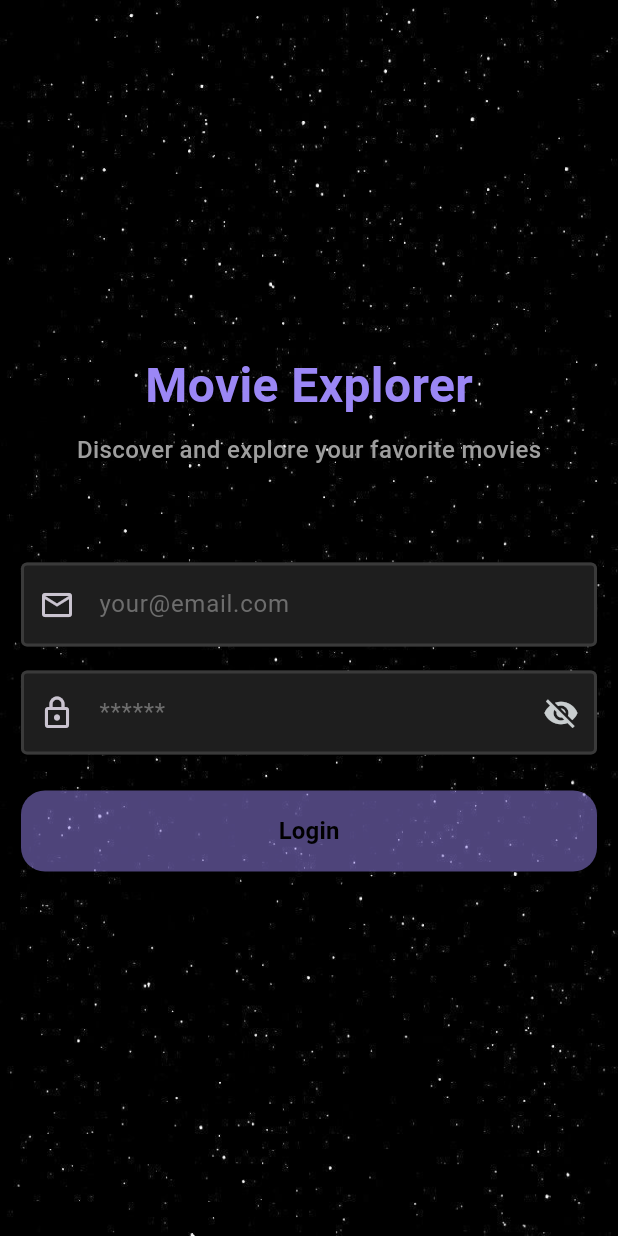
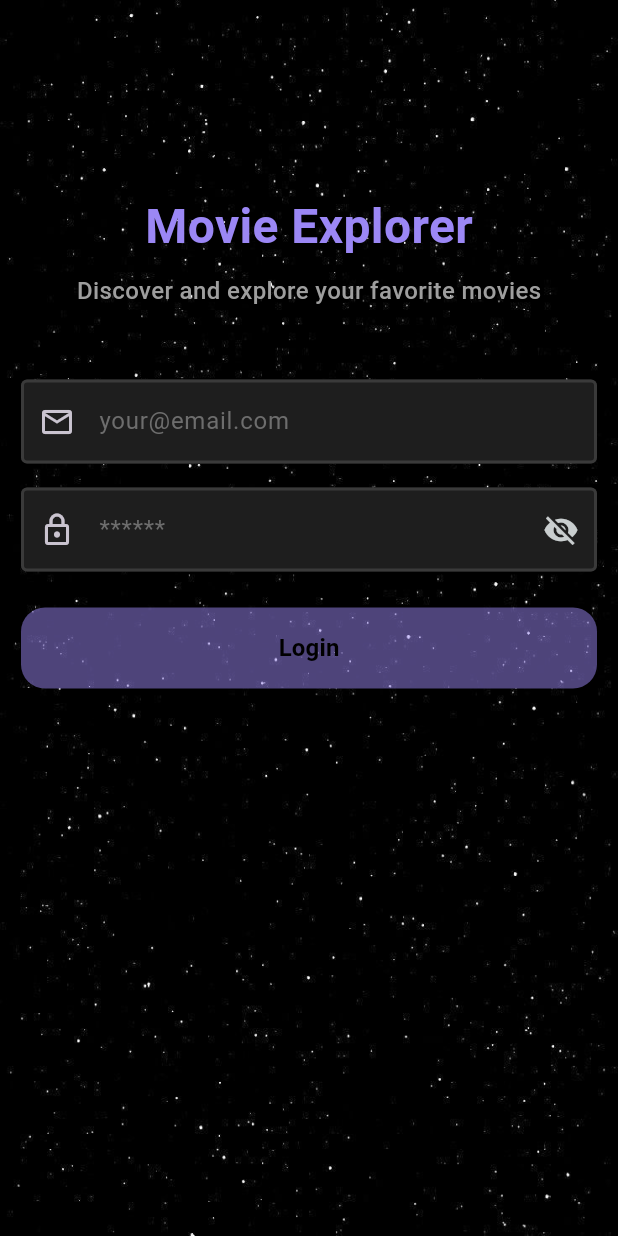
Before and after one commit to Emad-Ayad/movie_explorer, a Flutter app: the screen it shows after launch, on a phone screen of 412 x 824 dp. Run offline on Flutter 3.47's test engine with Material 3 defaults, Android fonts, the phone set to English and light mode, and no system bars; drawn by our look-alikes of modal_progress_hud_nsn; our stand-ins replace bloc, cached_network_image, dartz, dio, flutter_bloc, get_it.

Commit message:
add SingleChildScrollView to loginView

```diff
--- a/lib/features/auth/view/widgets/login_view_body.dart
+++ b/lib/features/auth/view/widgets/login_view_body.dart
@@ -20,7 +20,7 @@ class _LoginViewBodyState extends State<LoginViewBody> {
   late String email, password;
 
   bool _isFormValid = false;
-  bool loading = false;
+  bool _loading = false;
 
   void _validateForm() {
     setState(() {
@@ -32,7 +32,7 @@ class _LoginViewBodyState extends State<LoginViewBody> {
   @override
   Widget build(BuildContext context) {
     return ModalProgressHUD(
-      inAsyncCall: loading,
+      inAsyncCall: _loading,
       child: Stack(
         children: [
           Image.asset(
@@ -41,18 +41,18 @@ class _LoginViewBodyState extends State<LoginViewBody> {
             "assets/sky.jpg",
             fit: BoxFit.fill,
           ),
-          Center(
+          SafeArea(
+            child: SingleChildScrollView(
               child: Padding(
                 padding: const EdgeInsets.symmetric(horizontal: 14.0),
                 child: Form(
                   key: _globalKey,
                   autovalidateMode: _autoValidateMode,
                   onChanged: _validateForm,
-                child: SafeArea(
                   child: Column(
                     mainAxisSize: MainAxisSize.min,
                     children: [
-                      const SizedBox(height: 24),
+                      const SizedBox(height: 128),
                       Text(
                         "Movie Explorer",
                         style: AppTextStyles.heading1,
@@ -62,7 +62,7 @@ class _LoginViewBodyState extends State<LoginViewBody> {
                         "Discover and explore your favorite movies",
                         style: AppTextStyles.subtitle2,
                       ),
-                      const SizedBox(height: 64),
+                      const SizedBox(height: 48),
                       CustomTextFormField(
                         onSaved: (value) {
                           email = value!;
@@ -81,12 +81,12 @@ class _LoginViewBodyState extends State<LoginViewBody> {
                       CustomButton(
                         onPressed: () {
                           if (_globalKey.currentState!.validate()) {
-                            loading = true;
+                            _loading = true;
                             setState(() {});
                             Future.delayed(
                               const Duration(seconds: 3),
                               () {
-                                loading = false;
+                                _loading = false;
                                 setState(() {});
                                 Navigator.pushReplacementNamed(context, HomeView.routeName);
                               },
```
Lines whose indentation alone changed are shown as unchanged.
